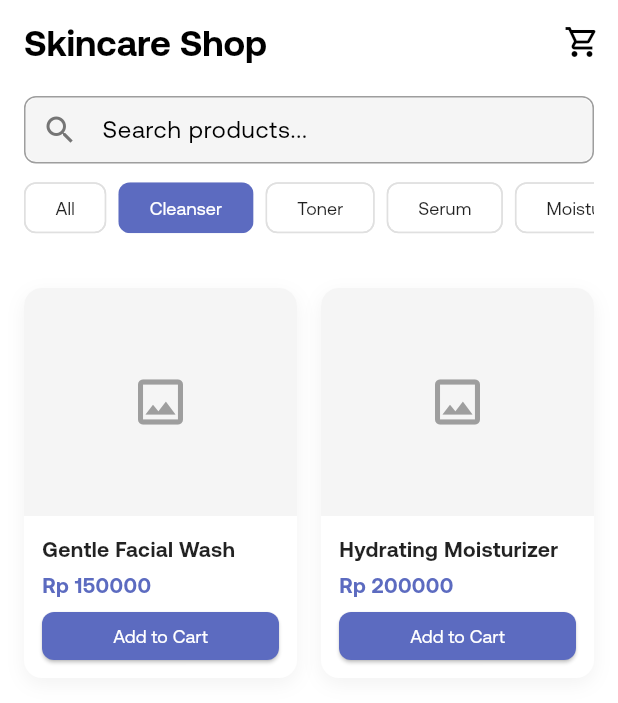
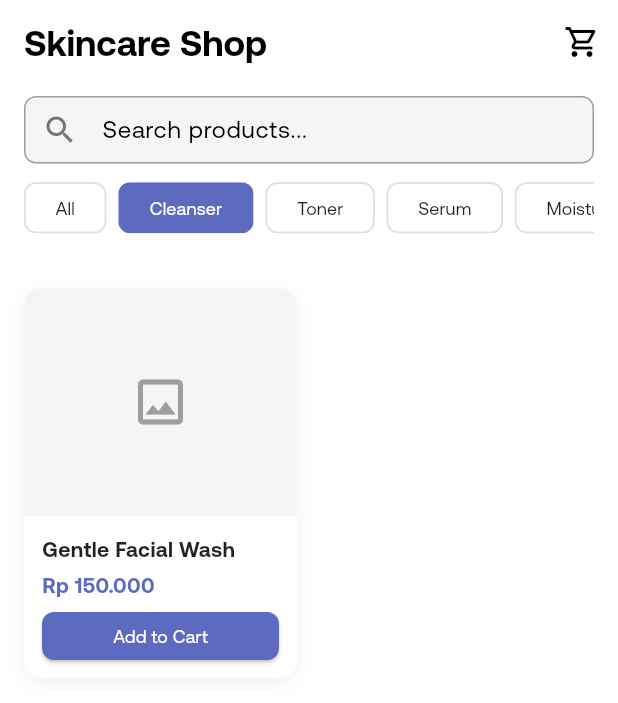
Before and after one commit to Arrizky0911/Telehealth, a Flutter app: the ShopScreen screen opened directly, after a tap on "Cleanser", on a phone screen of 412 x 824 dp. Shown: the top 703 px of the screen. Run offline on Flutter 3.47's test engine with Material 3 defaults, Android fonts, the phone set to English and light mode, and no system bars; our stand-ins replace cloud_firestore, firebase_auth, firebase_core, firebase_storage, google_sign_in, signature; accounts and stored records are empty; network calls fail.

Commit message:
search bar and chip functionallity and fixing rupiah format in shop page

```diff
--- a/lib/src/features/shop/shop_screen.dart
+++ b/lib/src/features/shop/shop_screen.dart
@@ -1,4 +1,6 @@
 import 'package:flutter/material.dart';
+import 'dart:async';
+import 'package:intl/intl.dart';
 
 class Product {
   final String id;
@@ -26,6 +28,25 @@ class ShopScreen extends StatefulWidget {
 }
 
 class _ShopScreenState extends State<ShopScreen> {
+  bool _isLoading = false;
+  Timer? _debounce;
+  List<Product> _filteredProducts = [];
+
+  void _filterProducts() {
+    setState(() => _isLoading = true);
+
+    _filteredProducts = products.where((product) {
+      final matchesSearch = product.name.toLowerCase().contains(
+        _searchController.text.toLowerCase(),
+      );
+      final matchesCategory = selectedCategory == 'All' ||
+                           product.category == selectedCategory;
+      return matchesSearch && matchesCategory;
+    }).toList();
+
+    setState(() => _isLoading = false);
+  }
+
   final List<Product> products = [
     Product(
       id: '1',
@@ -47,6 +68,43 @@ class _ShopScreenState extends State<ShopScreen> {
 
   String selectedCategory = 'All';
   final TextEditingController _searchController = TextEditingController();
+
+  List<Product> get filteredProducts {
+    setState(() => _isLoading = true);
+
+    final filtered = products.where((product) {
+      final matchesSearch = product.name.toLowerCase().contains(
+        _searchController.text.toLowerCase(),
+      );
+      final matchesCategory = selectedCategory == 'All' ||
+                              product.category == selectedCategory;
+      return matchesSearch && matchesCategory;
+    }).toList();
+
+    setState(() => _isLoading = false);
+    return filtered;
+  }
+
+  @override
+  void initState() {
+    super.initState();
+    _filterProducts(); // Initial filter
+    _searchController.addListener(_onSearchChanged);
+  }
+
+  void _onSearchChanged() {
+    if (_debounce?.isActive ?? false) _debounce!.cancel();
+    _debounce = Timer(const Duration(milliseconds: 500), () {
+      _filterProducts();
+    });
+  }
+
+  @override
+  void dispose() {
+    _debounce?.cancel();
+    _searchController.dispose();
+    super.dispose();
+  }
 
   @override
   Widget build(BuildContext context) {
@@ -137,6 +195,7 @@ class _ShopScreenState extends State<ShopScreen> {
                               onSelected: (selected) {
                                 setState(() {
                                   selectedCategory = category;
+                                  _filterProducts();
                                 });
                               },
                               backgroundColor: Colors.white,
@@ -164,7 +223,25 @@ class _ShopScreenState extends State<ShopScreen> {
             // Product Grid
             SliverPadding(
               padding: const EdgeInsets.all(16),
-              sliver: SliverGrid(
+              sliver: _isLoading
+                ? const SliverFillRemaining(
+                    child: Center(
+                      child: CircularProgressIndicator(),
+                    ),
+                  )
+                : _filteredProducts.isEmpty
+                  ? const SliverFillRemaining(
+                      child: Center(
+                        child: Text(
+                          'No products found',
+                          style: TextStyle(
+                            fontSize: 16,
+                            color: Colors.grey,
+                          ),
+                        ),
+                      ),
+                    )
+                  : SliverGrid(
                       gridDelegate: const SliverGridDelegateWithFixedCrossAxisCount(
                         crossAxisCount: 2,
                         childAspectRatio: 0.7,
@@ -173,10 +250,10 @@ class _ShopScreenState extends State<ShopScreen> {
                       ),
                       delegate: SliverChildBuilderDelegate(
                         (context, index) {
-                    final product = products[index];
+                          final product = _filteredProducts[index];
                           return _buildProductCard(product);
                         },
-                  childCount: products.length,
+                        childCount: _filteredProducts.length,
                       ),
                     ),
             ),
@@ -240,7 +317,7 @@ class _ShopScreenState extends State<ShopScreen> {
                 ),
                 const SizedBox(height: 4),
                 Text(
-                  'Rp ${product.price.toStringAsFixed(0)}',
+                  'Rp ${NumberFormat('#,###', 'id_ID').format(product.price).replaceAll(',', '.')}',
                   style: const TextStyle(
                     color: Color(0xFF5C6BC0),
                     fontWeight: FontWeight.bold,
```
Lines whose indentation alone changed are shown as unchanged.
